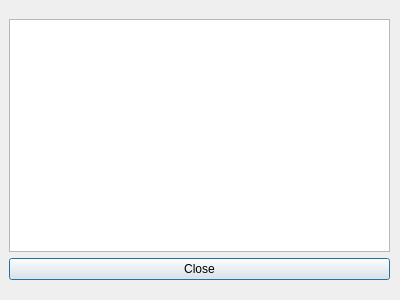
This is UI/packet.ui in astro12321/Tobi-v3 as Qt 5 draws it before an edit. The edited form follows.
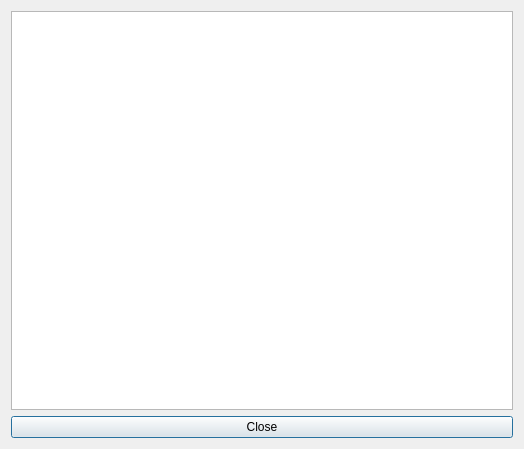
This is the edited form.

```diff
--- a/UI/packet.ui
+++ b/UI/packet.ui
@@ -6,22 +6,15 @@
    <rect>
     <x>0</x>
     <y>0</y>
-    <width>400</width>
-    <height>300</height>
+    <width>524</width>
+    <height>449</height>
    </rect>
   </property>
   <property name="windowTitle">
    <string>Dialog</string>
   </property>
-  <widget class="QWidget" name="verticalLayoutWidget">
-   <property name="geometry">
-    <rect>
-     <x>9</x>
-     <y>19</y>
-     <width>381</width>
-     <height>261</height>
-    </rect>
-   </property>
+  <layout class="QGridLayout" name="gridLayout">
+   <item row="0" column="0">
    <layout class="QVBoxLayout" name="verticalLayout">
     <item>
      <widget class="QPlainTextEdit" name="contentTextEdit"/>
@@ -34,7 +27,8 @@
      </widget>
     </item>
    </layout>
-  </widget>
+   </item>
+  </layout>
  </widget>
  <resources/>
  <connections/>
```
Lines whose indentation alone changed are shown as unchanged.
